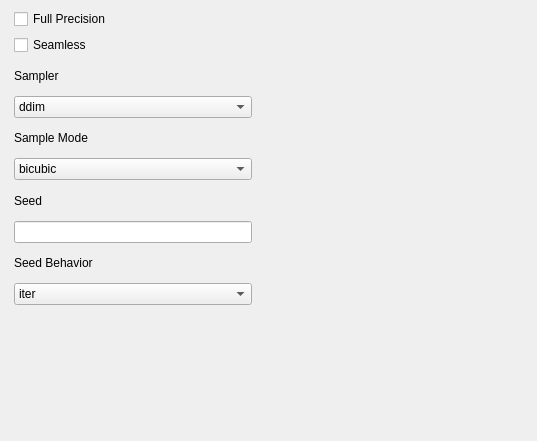
Before: the Qt Designer form frontend/ui_widgets/sampler.ui in XmYx/ainodes, drawn with Qt 5.
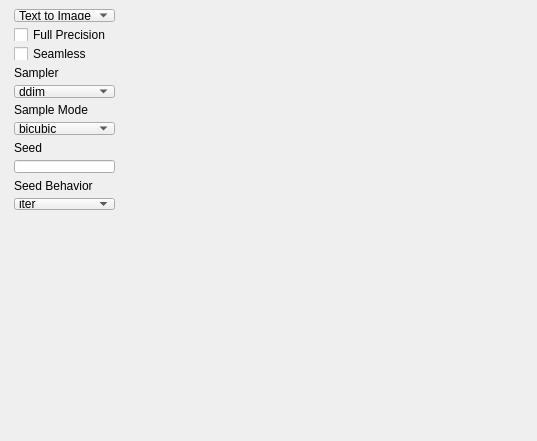
After: the same form once the commit is applied.

```diff
--- a/frontend/ui_widgets/sampler.ui
+++ b/frontend/ui_widgets/sampler.ui
@@ -18,8 +18,8 @@
     <rect>
      <x>9</x>
      <y>9</y>
-     <width>248</width>
-     <height>296</height>
+     <width>111</width>
+     <height>201</height>
     </rect>
    </property>
    <layout class="QGridLayout" name="gridLayout">
@@ -29,38 +29,47 @@
     <property name="rightMargin">
      <number>5</number>
     </property>
-    <item row="7" column="0">
-     <widget class="QLineEdit" name="lineEdit"/>
-    </item>
-    <item row="6" column="0">
-     <widget class="QLabel" name="label_5">
-      <property name="text">
-       <string>Seed</string>
-      </property>
-     </widget>
-    </item>
-    <item row="8" column="0">
+    <item row="9" column="0">
      <widget class="QLabel" name="label_6">
       <property name="text">
        <string>Seed Behavior</string>
       </property>
      </widget>
     </item>
+    <item row="5" column="0">
+     <widget class="QLabel" name="label_4">
+      <property name="text">
+       <string>Sample Mode</string>
+      </property>
+     </widget>
+    </item>
     <item row="2" column="0">
-     <widget class="QLabel" name="label_3">
-      <property name="text">
-       <string>Sampler</string>
-      </property>
-     </widget>
-    </item>
-    <item row="1" column="0">
      <widget class="QCheckBox" name="seamless">
       <property name="text">
        <string>Seamless</string>
       </property>
      </widget>
     </item>
-    <item row="5" column="0">
+    <item row="10" column="0">
+     <widget class="QComboBox" name="comboBox_3">
+      <item>
+       <property name="text">
+        <string>iter</string>
+       </property>
+      </item>
+      <item>
+       <property name="text">
+        <string>fixed</string>
+       </property>
+      </item>
+      <item>
+       <property name="text">
+        <string>random</string>
+       </property>
+      </item>
+     </widget>
+    </item>
+    <item row="6" column="0">
      <widget class="QComboBox" name="comboBox_2">
       <item>
        <property name="text">
@@ -80,32 +89,6 @@
      </widget>
     </item>
     <item row="4" column="0">
-     <widget class="QLabel" name="label_4">
-      <property name="text">
-       <string>Sample Mode</string>
-      </property>
-     </widget>
-    </item>
-    <item row="9" column="0">
-     <widget class="QComboBox" name="comboBox_3">
-      <item>
-       <property name="text">
-        <string>iter</string>
-       </property>
-      </item>
-      <item>
-       <property name="text">
-        <string>fixed</string>
-       </property>
-      </item>
-      <item>
-       <property name="text">
-        <string>random</string>
-       </property>
-      </item>
-     </widget>
-    </item>
-    <item row="3" column="0">
      <widget class="QComboBox" name="comboBox">
       <item>
        <property name="text">
@@ -149,13 +132,54 @@
       </item>
      </widget>
     </item>
-    <item row="0" column="0">
+    <item row="1" column="0">
      <widget class="QCheckBox" name="fullPrecision">
       <property name="text">
        <string>Full Precision</string>
       </property>
      </widget>
     </item>
+    <item row="7" column="0">
+     <widget class="QLabel" name="label_5">
+      <property name="text">
+       <string>Seed</string>
+      </property>
+     </widget>
+    </item>
+    <item row="8" column="0">
+     <widget class="QLineEdit" name="lineEdit"/>
+    </item>
+    <item row="3" column="0">
+     <widget class="QLabel" name="label_3">
+      <property name="text">
+       <string>Sampler</string>
+      </property>
+     </widget>
+    </item>
+    <item row="0" column="0">
+     <widget class="QComboBox" name="comboBox_4">
+      <item>
+       <property name="text">
+        <string>Text to Image</string>
+       </property>
+      </item>
+      <item>
+       <property name="text">
+        <string>Text to Video</string>
+       </property>
+      </item>
+      <item>
+       <property name="text">
+        <string>Image to Image</string>
+       </property>
+      </item>
+      <item>
+       <property name="text">
+        <string>Video to Video</string>
+       </property>
+      </item>
+     </widget>
+    </item>
    </layout>
   </widget>
  </widget>
```
